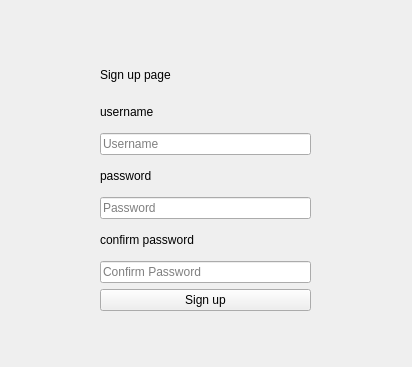
The window that authentication/test_signup.ui (christianfoster2025/messaging_project) describes before a commit, drawn with Qt 5.
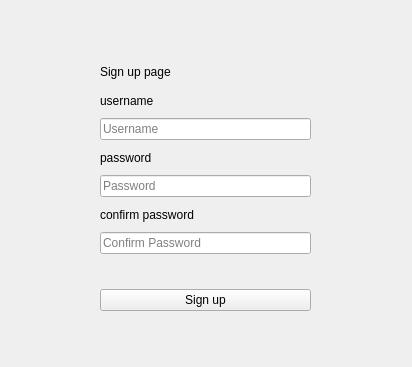
The same window after the commit.

What changed in the file:
```diff
--- a/authentication/test_signup.ui
+++ b/authentication/test_signup.ui
@@ -82,6 +82,16 @@
        </property>
       </widget>
      </item>
+     <item>
+      <widget class="QLabel" name="errorlabel">
+       <property name="styleSheet">
+        <string notr="true">color:rgb(255, 0, 0)</string>
+       </property>
+       <property name="text">
+        <string/>
+       </property>
+      </widget>
+     </item>
      <item>
       <widget class="QPushButton" name="submit_form">
        <property name="text">
```
